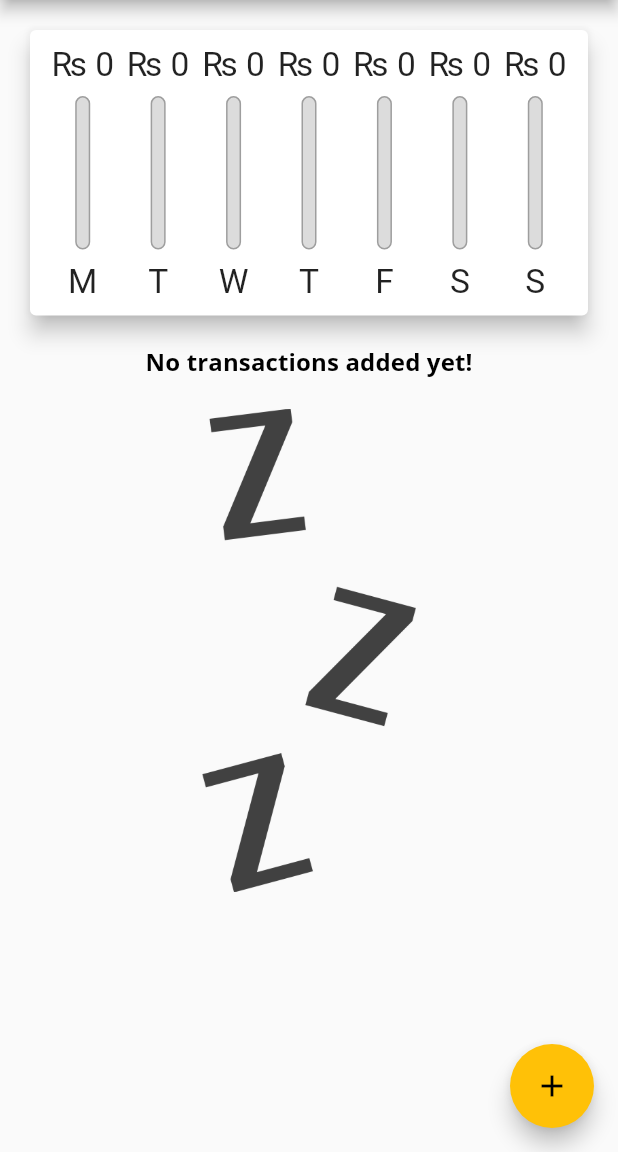
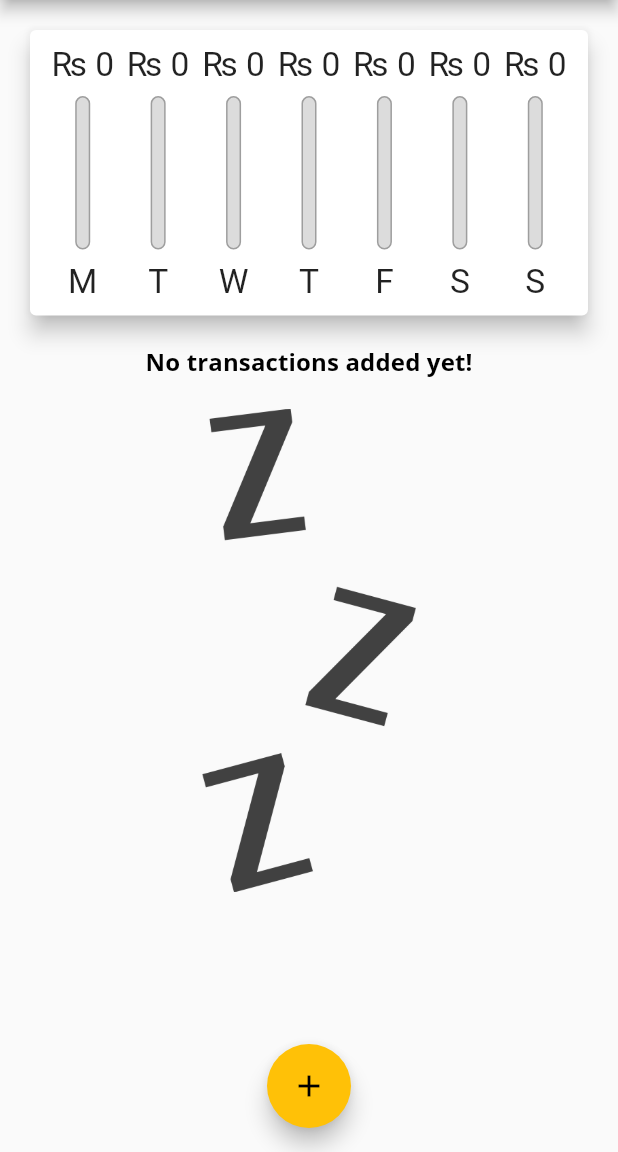
Before and after one commit to ramagrawal2001/flutterPersonal-Expence-App, a Flutter app: the screen it shows after launch, on a phone screen of 412 x 824 dp, the part 84-1236 px from its top. Run offline on Flutter 3.47's test engine with Material 2 defaults, Android fonts, the phone set to English and light mode, and no system bars.

Commit message:
Added some changes

```diff
--- a/lib/main.dart
+++ b/lib/main.dart
@@ -1,5 +1,9 @@
+import 'dart:io';
+
+import 'package:flutter/cupertino.dart';
 import 'package:flutter/material.dart';
 import 'package:personal_expense_app/widgets/chart.dart';
+
 import './widgets/transaction_list.dart';
 import './widgets/new_transaction.dart';
 import './models/transaction.dart';
@@ -132,9 +136,8 @@ class _MyHomePageState extends State<MyHomePage> {
           0.7,
       child: TransactionList(_userTransaction, _deleteTransaction),
     );
-    return Scaffold(
-      appBar: appBar,
-      body: SingleChildScrollView(
+    final pageBody = SafeArea(
+      child: SingleChildScrollView(
         child: Column(
           crossAxisAlignment: CrossAxisAlignment.stretch,
           children: <Widget>[
@@ -143,7 +146,8 @@ class _MyHomePageState extends State<MyHomePage> {
                 mainAxisAlignment: MainAxisAlignment.center,
                 children: [
                   Text('Show Chart'),
-                  Switch(
+                  Switch.adaptive(
+                      activeColor: Theme.of(context).colorScheme.secondary,
                       value: _showChart,
                       onChanged: (val) {
                         setState(() {
@@ -174,12 +178,19 @@ class _MyHomePageState extends State<MyHomePage> {
           ],
         ),
       ),
-      floatingActionButton: FloatingActionButton(
-        child: Icon(
-          Icons.add,
-        ),
-        onPressed: () => _startAddNewTransaction(context),
-      ),
+    );
+    return Scaffold(
+      appBar: appBar,
+      body: pageBody,
+      floatingActionButton: Platform.isIOS
+          ? Container()
+          : FloatingActionButton(
+              child: Icon(
+                Icons.add,
+              ),
+              onPressed: () => _startAddNewTransaction(context),
+            ),
+      floatingActionButtonLocation: FloatingActionButtonLocation.centerFloat,
     );
   }
 }
```
